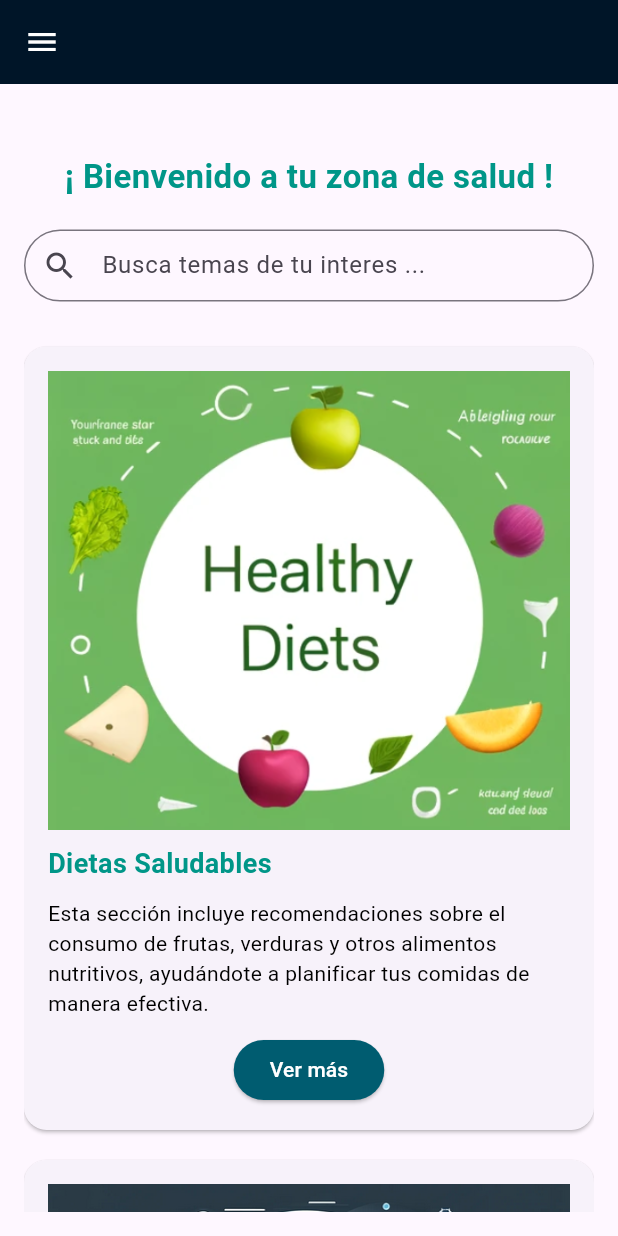
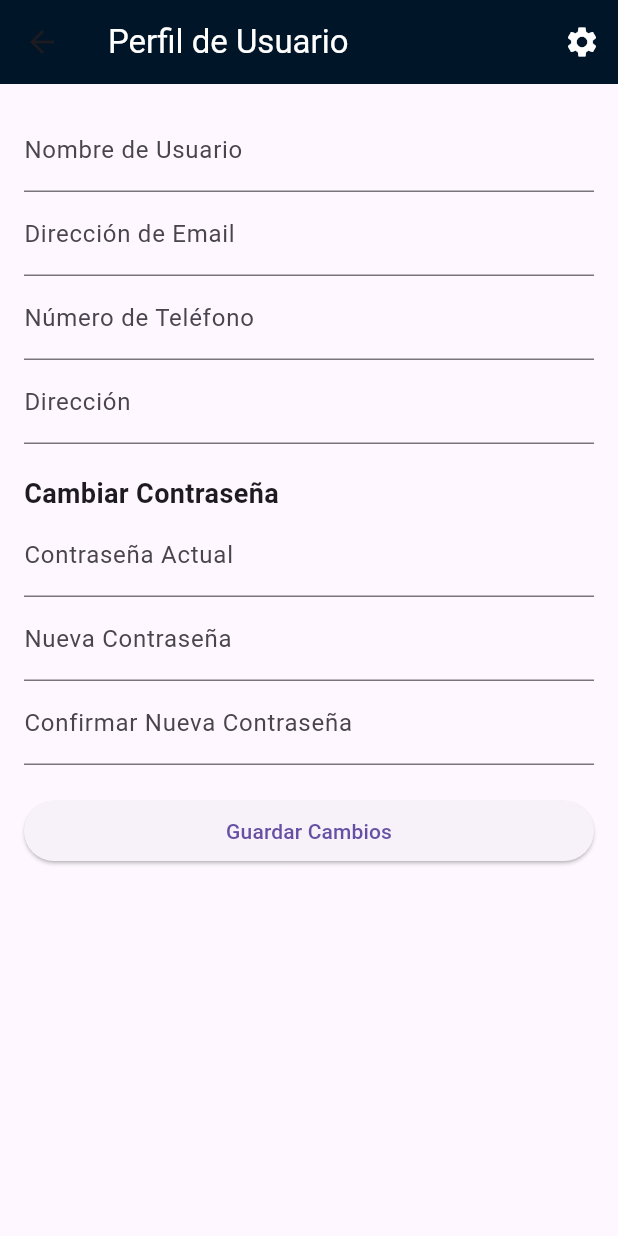
Before and after one commit to MrNilsH/EPM-app-movil, a Flutter app: the HomeScreen screen opened directly, in the side drawer, after a tap on "Mi perfil", on a phone screen of 412 x 824 dp. Run offline on Flutter 3.47's test engine with Material 3 defaults, Android fonts, the light colour scheme and no system bars.

Commit message:
Se crea la pagina de perfil de usuario y se modifica el proyecto para que asocie la nueva funcionalidad. Se corrigen defectos en otras paginas

```diff
--- a/lib/main.dart
+++ b/lib/main.dart
@@ -9,7 +9,7 @@ class MyApp extends StatelessWidget {
   @override
   Widget build(BuildContext context) {
     return MaterialApp(
-      title: 'Flutter Demo',
+      title: 'TuSalud App',
       theme: ThemeData(
         primarySwatch: Colors.blue,
       ),
--- a/lib/src/screens/home_screen.dart
+++ b/lib/src/screens/home_screen.dart
@@ -1,6 +1,8 @@
 import 'package:flutter/cupertino.dart';
 import 'package:flutter/material.dart';
 import 'package:appmovil_epmpolitecnico/src/widgets/custom_card.dart';
+import 'package:appmovil_epmpolitecnico/src/screens/perfil_usuario.dart';
+
 
 class HomeScreen extends StatelessWidget {
   @override
@@ -50,7 +52,10 @@ class HomeScreen extends StatelessWidget {
                 ),
                 onTap: () {
                   Navigator.pop(context);
-                  // Navegar a la pantalla de perfil
+                  Navigator.push(
+                    context,
+                    MaterialPageRoute(builder: (context) => MiPerfilScreen()),
+                  );
                 },
               ),
               ListTile(
--- a/lib/src/screens/login_screen.dart
+++ b/lib/src/screens/login_screen.dart
@@ -2,7 +2,7 @@ import 'package:flutter/material.dart';
 import 'package:appmovil_epmpolitecnico/src/screens/home_screen.dart';
 import 'package:appmovil_epmpolitecnico/src/screens/register_screen.dart';
 
-import 'home_screen.dart';
+// import 'home_screen.dart';
 
 class LoginScreen extends StatelessWidget {
   final TextEditingController _usernameController = TextEditingController();
--- /dev/null
+++ b/lib/src/screens/perfil_usuario.dart
@@ -0,0 +1,169 @@
+import 'package:flutter/material.dart';
+
+class MiPerfilScreen extends StatefulWidget {
+  @override
+  _MiPerfilScreenState createState() => _MiPerfilScreenState();
+}
+
+class _MiPerfilScreenState extends State<MiPerfilScreen> {
+  final _formKey = GlobalKey<FormState>();
+
+  String nombreUsuario = '';
+  String email = '';
+  String telefono = '';
+  String direccion = '';
+  String contrasenaActual = '';
+  String nuevaContrasena = '';
+  String confirmarContrasena = '';
+
+  @override
+  Widget build(BuildContext context) {
+    return Scaffold(
+      appBar: AppBar(
+        title: Text('Perfil de Usuario', style: TextStyle(color: Colors.white)),
+        backgroundColor: Color(0xFF001528),
+        actions: <Widget>[
+          IconButton(
+            icon: Icon(Icons.settings),
+            onPressed: () {
+              // Acción al presionar el botón de ajustes
+            },
+            color: Colors.white, // Cambia el color del icono
+          ),
+          // Agregar más botones de acción si es necesario
+        ],
+      ),
+      body: Padding(
+        padding: const EdgeInsets.all(16.0),
+        child: Form(
+          key: _formKey,
+          child: ListView(
+            children: <Widget>[
+              TextFormField(
+                decoration: InputDecoration(labelText: 'Nombre de Usuario'),
+                initialValue: nombreUsuario,
+                validator: (value) {
+                  if (value == null || value.isEmpty) {
+                    return 'Por favor, introduce tu nombre de usuario';
+                  }
+                  return null;
+                },
+                onSaved: (value) {
+                  nombreUsuario = value ?? '';
+                },
+              ),
+              TextFormField(
+                decoration: InputDecoration(labelText: 'Dirección de Email'),
+                initialValue: email,
+                validator: (value) {
+                  if (value == null || value.isEmpty) {
+                    return 'Por favor, introduce tu email';
+                  }
+                  if (!RegExp(r'^[^@]+@[^@]+\.[^@]+').hasMatch(value)) {
+                    return 'Por favor, introduce un email válido';
+                  }
+                  return null;
+                },
+                onSaved: (value) {
+                  email = value ?? '';
+                },
+              ),
+              TextFormField(
+                decoration: InputDecoration(labelText: 'Número de Teléfono'),
+                initialValue: telefono,
+                validator: (value) {
+                  if (value == null || value.isEmpty) {
+                    return 'Por favor, introduce tu teléfono';
+                  }
+                  if (!RegExp(r'^\d{10}$').hasMatch(value)) {
+                    return 'Por favor, introduce un teléfono válido';
+                  }
+                  return null;
+                },
+                onSaved: (value) {
+                  telefono = value ?? '';
+                },
+              ),
+              TextFormField(
+                decoration: InputDecoration(labelText: 'Dirección'),
+                initialValue: direccion,
+                validator: (value) {
+                  if (value == null || value.isEmpty) {
+                    return 'Por favor, introduce tu dirección';
+                  }
+                  return null;
+                },
+                onSaved: (value) {
+                  direccion = value ?? '';
+                },
+              ),
+              SizedBox(height: 20),
+              Text(
+                'Cambiar Contraseña',
+                style: TextStyle(fontSize: 18, fontWeight: FontWeight.bold),
+              ),
+              TextFormField(
+                decoration: InputDecoration(labelText: 'Contraseña Actual'),
+                obscureText: true,
+                validator: (value) {
+                  if (value == null || value.isEmpty) {
+                    return 'Por favor, introduce tu contraseña actual';
+                  }
+                  return null;
+                },
+                onSaved: (value) {
+                  contrasenaActual = value ?? '';
+                },
+              ),
+              TextFormField(
+                decoration: InputDecoration(labelText: 'Nueva Contraseña'),
+                obscureText: true,
+                validator: (value) {
+                  if (value == null || value.isEmpty) {
+                    return 'Por favor, introduce tu nueva contraseña';
+                  }
+                  if (value.length < 6) {
+                    return 'La nueva contraseña debe tener al menos 6 caracteres';
+                  }
+                  return null;
+                },
+                onSaved: (value) {
+                  nuevaContrasena = value ?? '';
+                },
+              ),
+              TextFormField(
+                decoration: InputDecoration(labelText: 'Confirmar Nueva Contraseña'),
+                obscureText: true,
+                validator: (value) {
+                  if (value == null || value.isEmpty) {
+                    return 'Por favor, confirma tu nueva contraseña';
+                  }
+                  if (value != nuevaContrasena) {
+                    return 'Las contraseñas no coinciden';
+                  }
+                  return null;
+                },
+                onSaved: (value) {
+                  confirmarContrasena = value ?? '';
+                },
+              ),
+              SizedBox(height: 20),
+              ElevatedButton(
+                onPressed: () {
+                  if (_formKey.currentState?.validate() ?? false) {
+                    _formKey.currentState?.save();
+                    // En este espacio iria la parte del proceso de actualización del perfil (conexxion a la bbdd , verificación, etc)
+                    ScaffoldMessenger.of(context).showSnackBar(
+                      SnackBar(content: Text('Perfil actualizado')),
+                    );
+                  }
+                },
+                child: Text('Guardar Cambios'),
+              ),
+            ],
+          ),
+        ),
+      ),
+    );
+  }
+}
```
Also changed, not shown: 1 other file.
